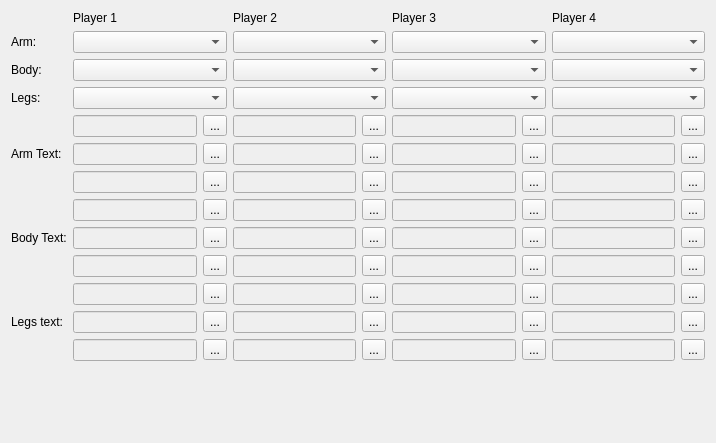
Above: editor/mainwindow_tab/armor_edit.ui from Fordi/rockbot before the change. Below: the same form after it.
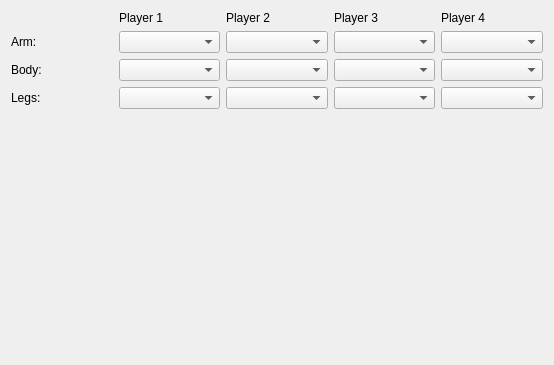
That is the form after the change.

Patch:
```diff
--- a/editor/mainwindow_tab/armor_edit.ui
+++ b/editor/mainwindow_tab/armor_edit.ui
@@ -6,196 +6,44 @@
    <rect>
     <x>0</x>
     <y>0</y>
-    <width>716</width>
-    <height>443</height>
+    <width>554</width>
+    <height>365</height>
    </rect>
   </property>
   <property name="windowTitle">
    <string>Form</string>
   </property>
   <layout class="QGridLayout" name="gridLayout_2">
-   <item row="1" column="2">
-    <widget class="QLabel" name="label_8">
-     <property name="text">
-      <string>Player 1</string>
-     </property>
-    </widget>
-   </item>
-   <item row="4" column="2">
-    <widget class="QComboBox" name="p1_legs_comboBox"/>
-   </item>
-   <item row="8" column="3">
-    <layout class="QGridLayout" name="gridLayout_11">
-     <item row="1" column="0">
-      <widget class="QLineEdit" name="legs_player2_text2">
-       <property name="enabled">
-        <bool>false</bool>
-       </property>
-      </widget>
-     </item>
-     <item row="0" column="0">
-      <widget class="QLineEdit" name="legs_player2_text1">
-       <property name="enabled">
-        <bool>false</bool>
-       </property>
-      </widget>
-     </item>
-     <item row="0" column="1">
-      <widget class="QToolButton" name="legs_player2_toolButton1">
-       <property name="text">
-        <string>...</string>
-       </property>
-      </widget>
-     </item>
-     <item row="2" column="0">
-      <widget class="QLineEdit" name="legs_player2_text3">
-       <property name="enabled">
-        <bool>false</bool>
-       </property>
-      </widget>
-     </item>
-     <item row="1" column="1">
-      <widget class="QToolButton" name="legs_player2_toolButton2">
-       <property name="text">
-        <string>...</string>
-       </property>
-      </widget>
-     </item>
-     <item row="2" column="1">
-      <widget class="QToolButton" name="legs_player2_toolButton3">
-       <property name="text">
-        <string>...</string>
-       </property>
-      </widget>
-     </item>
-    </layout>
-   </item>
-   <item row="8" column="4">
-    <layout class="QGridLayout" name="gridLayout_12">
-     <item row="0" column="0">
-      <widget class="QLineEdit" name="legs_player3_text1">
-       <property name="enabled">
-        <bool>false</bool>
-       </property>
-      </widget>
-     </item>
-     <item row="1" column="0">
-      <widget class="QLineEdit" name="legs_player3_text2">
-       <property name="enabled">
-        <bool>false</bool>
-       </property>
-      </widget>
-     </item>
-     <item row="0" column="1">
-      <widget class="QToolButton" name="legs_player3_toolButton1">
-       <property name="text">
-        <string>...</string>
-       </property>
-      </widget>
-     </item>
-     <item row="2" column="0">
-      <widget class="QLineEdit" name="legs_player3_text3">
-       <property name="enabled">
-        <bool>false</bool>
-       </property>
-      </widget>
-     </item>
-     <item row="1" column="1">
-      <widget class="QToolButton" name="legs_player3_toolButton2">
-       <property name="text">
-        <string>...</string>
-       </property>
-      </widget>
-     </item>
-     <item row="2" column="1">
-      <widget class="QToolButton" name="legs_player3_toolButton3">
-       <property name="text">
-        <string>...</string>
-       </property>
-      </widget>
-     </item>
-    </layout>
-   </item>
-   <item row="3" column="4">
-    <widget class="QComboBox" name="p3_body_comboBox"/>
-   </item>
-   <item row="2" column="2">
-    <widget class="QComboBox" name="p1_arm_comboBox"/>
-   </item>
-   <item row="2" column="4">
-    <widget class="QComboBox" name="p3_arm_comboBox"/>
-   </item>
-   <item row="5" column="5">
-    <layout class="QGridLayout" name="gridLayout_5">
-     <item row="0" column="0">
-      <widget class="QLineEdit" name="arm_player4_text1">
-       <property name="enabled">
-        <bool>false</bool>
-       </property>
-      </widget>
-     </item>
-     <item row="0" column="1">
-      <widget class="QToolButton" name="arm_player4_toolButton1">
-       <property name="text">
-        <string>...</string>
-       </property>
-      </widget>
-     </item>
-     <item row="1" column="0">
-      <widget class="QLineEdit" name="arm_player4_text2">
-       <property name="enabled">
-        <bool>false</bool>
-       </property>
-      </widget>
-     </item>
-     <item row="2" column="0">
-      <widget class="QLineEdit" name="arm_player4_text3">
-       <property name="enabled">
-        <bool>false</bool>
-       </property>
-      </widget>
-     </item>
-     <item row="1" column="1">
-      <widget class="QToolButton" name="arm_player4_toolButton2">
-       <property name="text">
-        <string>...</string>
-       </property>
-      </widget>
-     </item>
-     <item row="2" column="1">
-      <widget class="QToolButton" name="arm_player4_toolButton3">
-       <property name="text">
-        <string>...</string>
-       </property>
-      </widget>
-     </item>
-    </layout>
+   <item row="2" column="3">
+    <widget class="QComboBox" name="p2_arm_comboBox"/>
    </item>
    <item row="4" column="5">
     <widget class="QComboBox" name="p4_legs_comboBox"/>
    </item>
-   <item row="9" column="3">
-    <spacer name="verticalSpacer">
-     <property name="orientation">
-      <enum>Qt::Vertical</enum>
+   <item row="3" column="5">
+    <widget class="QComboBox" name="p4_body_comboBox"/>
+   </item>
+   <item row="4" column="4">
+    <widget class="QComboBox" name="p3_legs_comboBox"/>
+   </item>
+   <item row="2" column="1">
+    <widget class="QLabel" name="label">
+     <property name="text">
+      <string>Arm:</string>
      </property>
-     <property name="sizeHint" stdset="0">
-      <size>
-       <width>20</width>
-       <height>40</height>
-      </size>
-     </property>
-    </spacer>
+    </widget>
    </item>
    <item row="4" column="3">
     <widget class="QComboBox" name="p2_legs_comboBox"/>
    </item>
-   <item row="1" column="3">
-    <widget class="QLabel" name="label_5">
-     <property name="text">
-      <string>Player 2</string>
-     </property>
-    </widget>
+   <item row="3" column="3">
+    <widget class="QComboBox" name="p2_body_comboBox"/>
+   </item>
+   <item row="3" column="2">
+    <widget class="QComboBox" name="p1_body_comboBox"/>
+   </item>
+   <item row="2" column="2">
+    <widget class="QComboBox" name="p1_arm_comboBox"/>
    </item>
    <item row="1" column="4">
     <widget class="QLabel" name="label_6">
@@ -204,254 +52,29 @@
      </property>
     </widget>
    </item>
-   <item row="2" column="3">
-    <widget class="QComboBox" name="p2_arm_comboBox"/>
+   <item row="3" column="4">
+    <widget class="QComboBox" name="p3_body_comboBox"/>
    </item>
-   <item row="7" column="1">
-    <widget class="QLabel" name="label_10">
+   <item row="4" column="1">
+    <widget class="QLabel" name="label_3">
      <property name="text">
-      <string>Body Text:</string>
+      <string>Legs:</string>
      </property>
     </widget>
    </item>
-   <item row="7" column="2">
-    <layout class="QGridLayout" name="gridLayout_6">
-     <item row="0" column="1">
-      <widget class="QToolButton" name="body_player1_toolButton1">
-       <property name="text">
-        <string>...</string>
-       </property>
-      </widget>
-     </item>
-     <item row="0" column="0">
-      <widget class="QLineEdit" name="body_player1_text1">
-       <property name="enabled">
-        <bool>false</bool>
-       </property>
-      </widget>
-     </item>
-     <item row="1" column="0">
-      <widget class="QLineEdit" name="body_player1_text2">
-       <property name="enabled">
-        <bool>false</bool>
-       </property>
-      </widget>
-     </item>
-     <item row="2" column="0">
-      <widget class="QLineEdit" name="body_player1_text3">
-       <property name="enabled">
-        <bool>false</bool>
-       </property>
-      </widget>
-     </item>
-     <item row="1" column="1">
-      <widget class="QToolButton" name="body_player1_toolButton2">
-       <property name="text">
-        <string>...</string>
-       </property>
-      </widget>
-     </item>
-     <item row="2" column="1">
-      <widget class="QToolButton" name="body_player1_toolButton3">
-       <property name="text">
-        <string>...</string>
-       </property>
-      </widget>
-     </item>
-    </layout>
+   <item row="1" column="3">
+    <widget class="QLabel" name="label_5">
+     <property name="text">
+      <string>Player 2</string>
+     </property>
+    </widget>
    </item>
-   <item row="8" column="5">
-    <layout class="QGridLayout" name="gridLayout_13">
-     <item row="0" column="0">
-      <widget class="QLineEdit" name="legs_player4_text1">
-       <property name="enabled">
-        <bool>false</bool>
-       </property>
-      </widget>
-     </item>
-     <item row="0" column="1">
-      <widget class="QToolButton" name="legs_player4_toolButton1">
-       <property name="text">
-        <string>...</string>
-       </property>
-      </widget>
-     </item>
-     <item row="1" column="0">
-      <widget class="QLineEdit" name="legs_player4_text2">
-       <property name="enabled">
-        <bool>false</bool>
-       </property>
-      </widget>
-     </item>
-     <item row="2" column="0">
-      <widget class="QLineEdit" name="legs_player4_text3">
-       <property name="enabled">
-        <bool>false</bool>
-       </property>
-      </widget>
-     </item>
-     <item row="1" column="1">
-      <widget class="QToolButton" name="legs_player4_toolButton2">
-       <property name="text">
-        <string>...</string>
-       </property>
-      </widget>
-     </item>
-     <item row="2" column="1">
-      <widget class="QToolButton" name="legs_player4_toolButton3">
-       <property name="text">
-        <string>...</string>
-       </property>
-      </widget>
-     </item>
-    </layout>
-   </item>
-   <item row="2" column="5">
-    <widget class="QComboBox" name="p4_arm_comboBox"/>
-   </item>
-   <item row="7" column="4">
-    <layout class="QGridLayout" name="gridLayout_8">
-     <item row="0" column="0">
-      <widget class="QLineEdit" name="body_player3_text1">
-       <property name="enabled">
-        <bool>false</bool>
-       </property>
-      </widget>
-     </item>
-     <item row="1" column="0">
-      <widget class="QLineEdit" name="body_player3_text2">
-       <property name="enabled">
-        <bool>false</bool>
-       </property>
-      </widget>
-     </item>
-     <item row="0" column="1">
-      <widget class="QToolButton" name="body_player3_toolButton1">
-       <property name="text">
-        <string>...</string>
-       </property>
-      </widget>
-     </item>
-     <item row="2" column="0">
-      <widget class="QLineEdit" name="body_player3_text3">
-       <property name="enabled">
-        <bool>false</bool>
-       </property>
-      </widget>
-     </item>
-     <item row="1" column="1">
-      <widget class="QToolButton" name="body_player3_toolButton2">
-       <property name="text">
-        <string>...</string>
-       </property>
-      </widget>
-     </item>
-     <item row="2" column="1">
-      <widget class="QToolButton" name="body_player3_toolButton3">
-       <property name="text">
-        <string>...</string>
-       </property>
-      </widget>
-     </item>
-    </layout>
-   </item>
-   <item row="4" column="4">
-    <widget class="QComboBox" name="p3_legs_comboBox"/>
-   </item>
-   <item row="3" column="5">
-    <widget class="QComboBox" name="p4_body_comboBox"/>
-   </item>
-   <item row="7" column="3">
-    <layout class="QGridLayout" name="gridLayout_7">
-     <item row="0" column="1">
-      <widget class="QToolButton" name="body_player2_toolButton1">
-       <property name="text">
-        <string>...</string>
-       </property>
-      </widget>
-     </item>
-     <item row="0" column="0">
-      <widget class="QLineEdit" name="body_player2_text1">
-       <property name="enabled">
-        <bool>false</bool>
-       </property>
-      </widget>
-     </item>
-     <item row="1" column="0">
-      <widget class="QLineEdit" name="body_player2_text2">
-       <property name="enabled">
-        <bool>false</bool>
-       </property>
-      </widget>
-     </item>
-     <item row="2" column="0">
-      <widget class="QLineEdit" name="body_player2_text3">
-       <property name="enabled">
-        <bool>false</bool>
-       </property>
-      </widget>
-     </item>
-     <item row="1" column="1">
-      <widget class="QToolButton" name="body_player2_toolButton2">
-       <property name="text">
-        <string>...</string>
-       </property>
-      </widget>
-     </item>
-     <item row="2" column="1">
-      <widget class="QToolButton" name="body_player2_toolButton3">
-       <property name="text">
-        <string>...</string>
-       </property>
-      </widget>
-     </item>
-    </layout>
-   </item>
-   <item row="5" column="2">
-    <layout class="QGridLayout" name="gridLayout">
-     <item row="0" column="1">
-      <widget class="QToolButton" name="arm_player1_toolButton1">
-       <property name="text">
-        <string>...</string>
-       </property>
-      </widget>
-     </item>
-     <item row="0" column="0">
-      <widget class="QLineEdit" name="arm_player1_text1">
-       <property name="enabled">
-        <bool>false</bool>
-       </property>
-      </widget>
-     </item>
-     <item row="1" column="0">
-      <widget class="QLineEdit" name="arm_player1_text2">
-       <property name="enabled">
-        <bool>false</bool>
-       </property>
-      </widget>
-     </item>
-     <item row="2" column="0">
-      <widget class="QLineEdit" name="arm_player1_text3">
-       <property name="enabled">
-        <bool>false</bool>
-       </property>
-      </widget>
-     </item>
-     <item row="1" column="1">
-      <widget class="QToolButton" name="arm_player1_toolButton2">
-       <property name="text">
-        <string>...</string>
-       </property>
-      </widget>
-     </item>
-     <item row="2" column="1">
-      <widget class="QToolButton" name="arm_player1_toolButton3">
-       <property name="text">
-        <string>...</string>
-       </property>
-      </widget>
-     </item>
-    </layout>
+   <item row="1" column="5">
+    <widget class="QLabel" name="label_7">
+     <property name="text">
+      <string>Player 4</string>
+     </property>
+    </widget>
    </item>
    <item row="3" column="1">
     <widget class="QLabel" name="label_2">
@@ -460,6 +83,9 @@
      </property>
     </widget>
    </item>
+   <item row="2" column="4">
+    <widget class="QComboBox" name="p3_arm_comboBox"/>
+   </item>
    <item row="1" column="1">
     <widget class="QLabel" name="label_4">
      <property name="text">
@@ -467,230 +93,31 @@
      </property>
     </widget>
    </item>
-   <item row="3" column="3">
-    <widget class="QComboBox" name="p2_body_comboBox"/>
+   <item row="4" column="2">
+    <widget class="QComboBox" name="p1_legs_comboBox"/>
    </item>
-   <item row="3" column="2">
-    <widget class="QComboBox" name="p1_body_comboBox"/>
+   <item row="2" column="5">
+    <widget class="QComboBox" name="p4_arm_comboBox"/>
    </item>
-   <item row="1" column="5">
-    <widget class="QLabel" name="label_7">
+   <item row="1" column="2">
+    <widget class="QLabel" name="label_8">
      <property name="text">
-      <string>Player 4</string>
-     </property>
-    </widget>
-   </item>
-   <item row="8" column="1">
-    <widget class="QLabel" name="label_11">
-     <property name="text">
-      <string>Legs text:</string>
-     </property>
-    </widget>
-   </item>
-   <item row="4" column="1">
-    <widget class="QLabel" name="label_3">
-     <property name="text">
-      <string>Legs:</string>
-     </property>
-    </widget>
-   </item>
-   <item row="2" column="1">
-    <widget class="QLabel" name="label">
-     <property name="text">
-      <string>Arm:</string>
-     </property>
-    </widget>
-   </item>
-   <item row="5" column="1">
-    <widget class="QLabel" name="label_9">
-     <property name="text">
-      <string>Arm Text:</string>
+      <string>Player 1</string>
      </property>
     </widget>
    </item>
    <item row="5" column="3">
-    <layout class="QGridLayout" name="gridLayout_3">
-     <item row="0" column="1">
-      <widget class="QToolButton" name="arm_player2_toolButton1">
-       <property name="text">
-        <string>...</string>
-       </property>
-      </widget>
-     </item>
-     <item row="1" column="0">
-      <widget class="QLineEdit" name="arm_player2_text2">
-       <property name="enabled">
-        <bool>false</bool>
-       </property>
-      </widget>
-     </item>
-     <item row="0" column="0">
-      <widget class="QLineEdit" name="arm_player2_text1">
-       <property name="enabled">
-        <bool>false</bool>
-       </property>
-      </widget>
-     </item>
-     <item row="2" column="0">
-      <widget class="QLineEdit" name="arm_player2_text3">
-       <property name="enabled">
-        <bool>false</bool>
-       </property>
-      </widget>
-     </item>
-     <item row="1" column="1">
-      <widget class="QToolButton" name="arm_player2_toolButton2">
-       <property name="text">
-        <string>...</string>
-       </property>
-      </widget>
-     </item>
-     <item row="2" column="1">
-      <widget class="QToolButton" name="arm_player2_toolButton3">
-       <property name="text">
-        <string>...</string>
-       </property>
-      </widget>
-     </item>
-    </layout>
-   </item>
-   <item row="5" column="4">
-    <layout class="QGridLayout" name="gridLayout_4">
-     <item row="1" column="1">
-      <widget class="QToolButton" name="arm_player3_toolButton2">
-       <property name="text">
-        <string>...</string>
-       </property>
-      </widget>
-     </item>
-     <item row="0" column="0">
-      <widget class="QLineEdit" name="arm_player3_text1">
-       <property name="enabled">
-        <bool>false</bool>
-       </property>
-      </widget>
-     </item>
-     <item row="1" column="0">
-      <widget class="QLineEdit" name="arm_player3_text2">
-       <property name="enabled">
-        <bool>false</bool>
-       </property>
-      </widget>
-     </item>
-     <item row="2" column="0">
-      <widget class="QLineEdit" name="arm_player3_text3">
-       <property name="enabled">
-        <bool>false</bool>
-       </property>
-      </widget>
-     </item>
-     <item row="0" column="1">
-      <widget class="QToolButton" name="arm_player3_toolButton1">
-       <property name="text">
-        <string>...</string>
-       </property>
-      </widget>
-     </item>
-     <item row="2" column="1">
-      <widget class="QToolButton" name="arm_player3_toolButton3">
-       <property name="text">
-        <string>...</string>
-       </property>
-      </widget>
-     </item>
-    </layout>
-   </item>
-   <item row="7" column="5">
-    <layout class="QGridLayout" name="gridLayout_9">
-     <item row="0" column="1">
-      <widget class="QToolButton" name="body_player4_toolButton1">
-       <property name="text">
-        <string>...</string>
-       </property>
-      </widget>
-     </item>
-     <item row="0" column="0">
-      <widget class="QLineEdit" name="body_player4_text1">
-       <property name="enabled">
-        <bool>false</bool>
-       </property>
-      </widget>
-     </item>
-     <item row="1" column="0">
-      <widget class="QLineEdit" name="body_player4_text2">
-       <property name="enabled">
-        <bool>false</bool>
-       </property>
-      </widget>
-     </item>
-     <item row="2" column="0">
-      <widget class="QLineEdit" name="body_player4_text3">
-       <property name="enabled">
-        <bool>false</bool>
-       </property>
-      </widget>
-     </item>
-     <item row="1" column="1">
-      <widget class="QToolButton" name="body_player4_toolButton2">
-       <property name="text">
-        <string>...</string>
-       </property>
-      </widget>
-     </item>
-     <item row="2" column="1">
-      <widget class="QToolButton" name="body_player4_toolButton3">
-       <property name="text">
-        <string>...</string>
-       </property>
-      </widget>
-     </item>
-    </layout>
-   </item>
-   <item row="8" column="2">
-    <layout class="QGridLayout" name="gridLayout_10">
-     <item row="0" column="1">
-      <widget class="QToolButton" name="legs_player1_toolButton1">
-       <property name="text">
-        <string>...</string>
-       </property>
-      </widget>
-     </item>
-     <item row="1" column="0">
-      <widget class="QLineEdit" name="legs_player1_text2">
-       <property name="enabled">
-        <bool>false</bool>
-       </property>
-      </widget>
-     </item>
-     <item row="0" column="0">
-      <widget class="QLineEdit" name="legs_player1_text1">
-       <property name="enabled">
-        <bool>false</bool>
-       </property>
-      </widget>
-     </item>
-     <item row="2" column="0">
-      <widget class="QLineEdit" name="legs_player1_text3">
-       <property name="enabled">
-        <bool>false</bool>
-       </property>
-      </widget>
-     </item>
-     <item row="1" column="1">
-      <widget class="QToolButton" name="legs_player1_toolButton2">
-       <property name="text">
-        <string>...</string>
-       </property>
-      </widget>
-     </item>
-     <item row="2" column="1">
-      <widget class="QToolButton" name="legs_player1_toolButton3">
-       <property name="text">
-        <string>...</string>
-       </property>
-      </widget>
-     </item>
-    </layout>
+    <spacer name="verticalSpacer">
+     <property name="orientation">
+      <enum>Qt::Vertical</enum>
+     </property>
+     <property name="sizeHint" stdset="0">
+      <size>
+       <width>20</width>
+       <height>40</height>
+      </size>
+     </property>
+    </spacer>
    </item>
   </layout>
  </widget>
```
